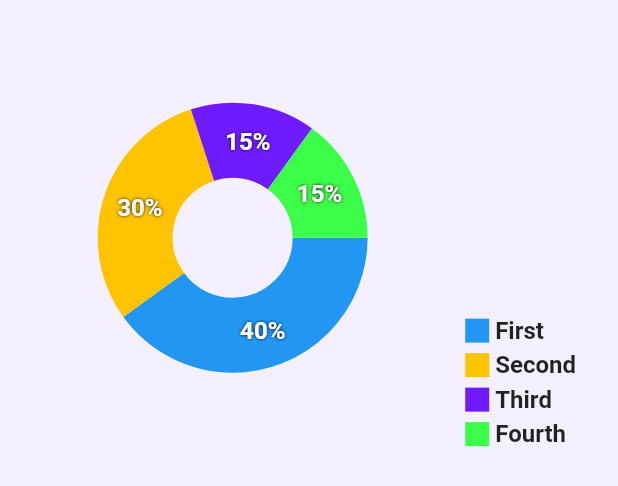
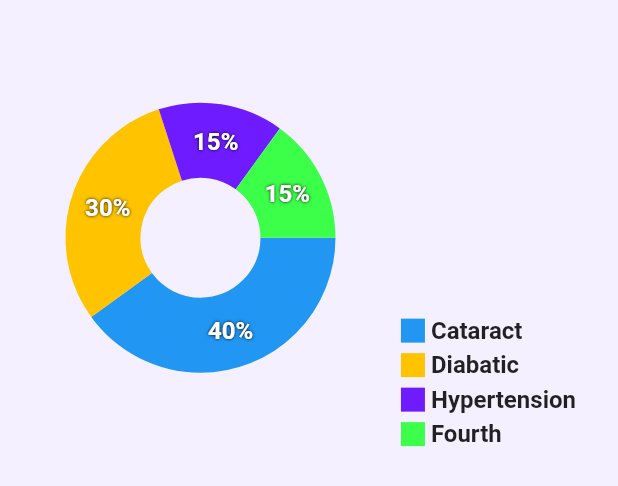
Before and after one commit to souvik150/aisight-app, a Flutter app: the Graph widget shown alone on an empty page, opened directly, on a phone screen of 412 x 824 dp. Shown: the top 486 px of the screen. Run offline on Flutter 3.47's test engine with Material 2 defaults, Android fonts, the light colour scheme and no system bars; drawn by our look-alikes of fl_chart; our stand-ins replace flutter_svg, image_picker, shared_preferences; accounts and stored records are empty; network calls fail.

Commit message:
feat: adds graphs

```diff
--- a/lib/main.dart
+++ b/lib/main.dart
@@ -18,7 +18,7 @@ class MyApp extends StatelessWidget {
         scaffoldBackgroundColor: bgColor,
       ),
       debugShowCheckedModeBanner: false,
-      initialRoute: '/home',
+      initialRoute: '/',
       onGenerateRoute: RouteGenerator.generateRoute,
     );
   }
--- a/lib/presentation/components/graph.dart
+++ b/lib/presentation/components/graph.dart
@@ -59,7 +59,7 @@ class _GraphState extends State<Graph> {
             children: const <Widget>[
               Indicator(
                 color: AppColors.contentColorBlue,
-                text: 'First',
+                text: 'Cataract',
                 isSquare: true,
               ),
               SizedBox(
@@ -67,7 +67,7 @@ class _GraphState extends State<Graph> {
               ),
               Indicator(
                 color: AppColors.contentColorYellow,
-                text: 'Second',
+                text: 'Diabatic',
                 isSquare: true,
               ),
               SizedBox(
@@ -75,7 +75,7 @@ class _GraphState extends State<Graph> {
               ),
               Indicator(
                 color: AppColors.contentColorPurple,
-                text: 'Third',
+                text: 'Hypertension',
                 isSquare: true,
               ),
               SizedBox(
--- a/lib/presentation/screen/analysis_result.dart
+++ b/lib/presentation/screen/analysis_result.dart
@@ -28,7 +28,7 @@ class AnalysisResultState extends State {
           right: 30,
         ),
         child: Column(
-          children: [
+          children: const [
             Graph(),
           ],
         ),
```
